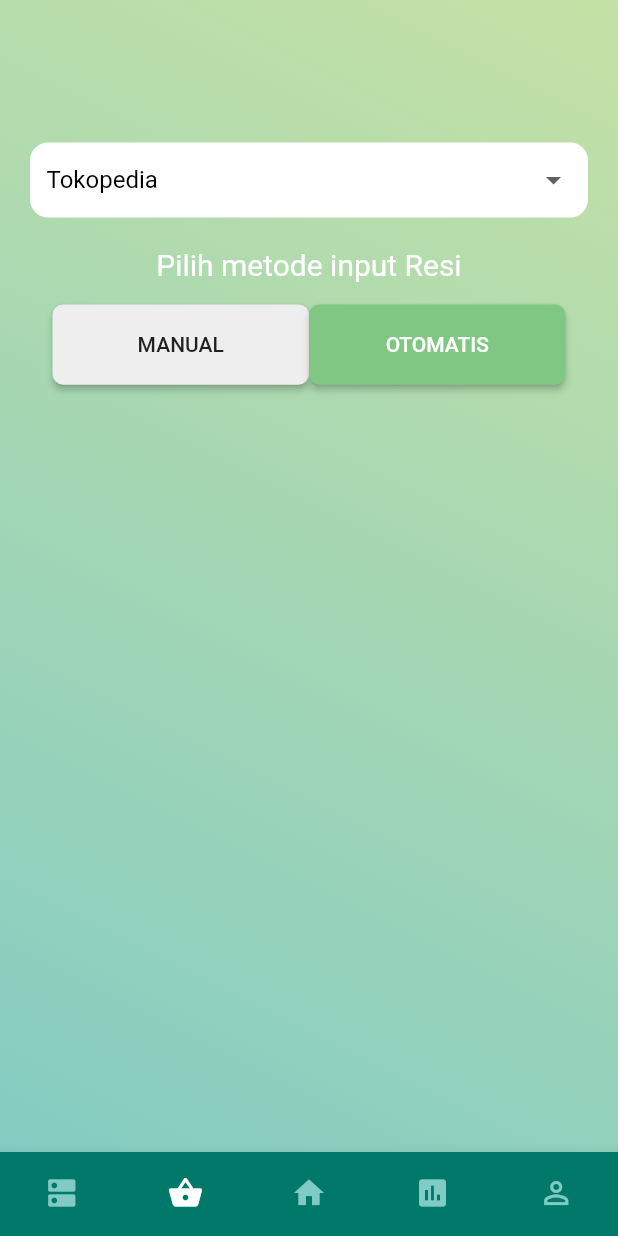
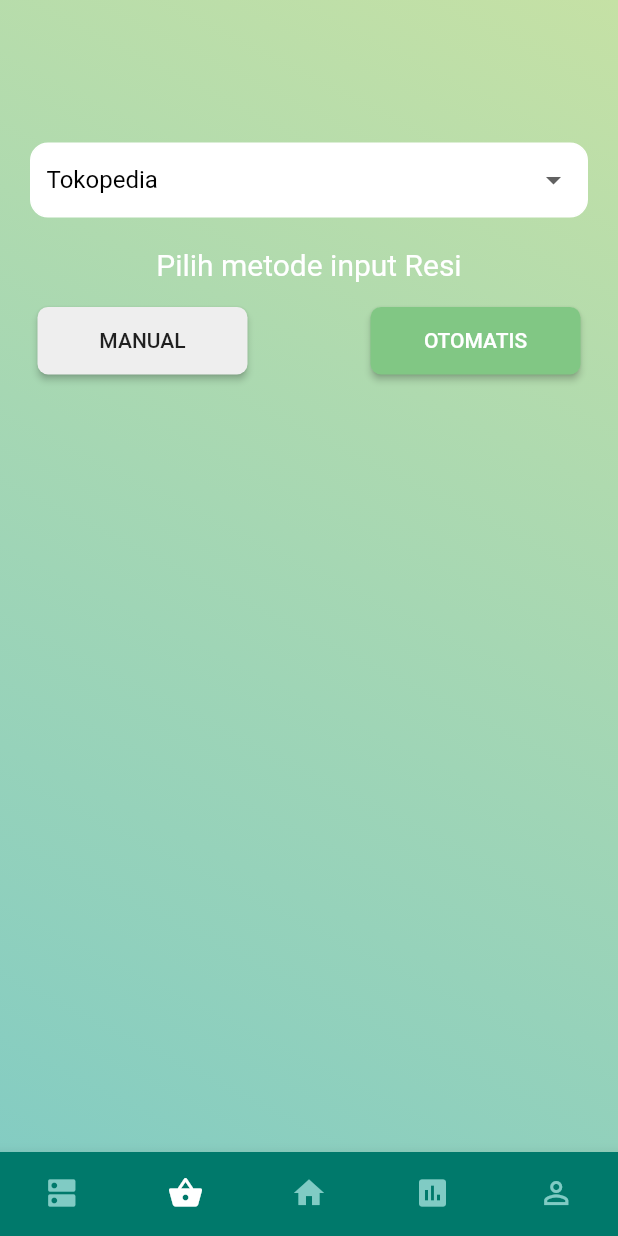
Before and after one commit to arifrachman1/syana, a Flutter app: the screen it shows after launch, item 2 of the bottom bar chosen, on a phone screen of 412 x 824 dp. Run offline on Flutter 3.47's test engine with Material 2 defaults, Android fonts, the phone set to English and light mode, and no system bars; our stand-ins replace fl_chart; missing offline and left inert: searchable_dropdown.

```diff
--- a/lib/SyanaInputresi.dart
+++ b/lib/SyanaInputresi.dart
@@ -86,18 +86,21 @@ class ResiState extends State<InputResi> {
                   ),
                 ),
                 Container(
-                  padding: EdgeInsets.only(left: 15, right: 15),
+                  // padding: EdgeInsets.only(left: 15, right: 15),
                   margin: EdgeInsets.only(top: 15),
                   child: Row(
-                    mainAxisAlignment: MainAxisAlignment.spaceEvenly,
                     children: <Widget>[
                       Expanded(
                         child: Container(
+                          padding: EdgeInsets.only(left: 5.0),
                           child: AspectRatio(
-                            aspectRatio: 16 / 5,
-                            child: ButtonTheme(
-                              // minWidth: 150,
-                              // height: 45,
+                            aspectRatio: 15 / 4,
+                            child: Row(
+                              mainAxisAlignment: MainAxisAlignment.start,
+                              children: <Widget>[
+                                ButtonTheme(
+                                  minWidth: 140,
+                                  height: 45,
                                   child: RaisedButton(
                                     child: Text(
                                       'MANUAL',
@@ -116,6 +119,8 @@ class ResiState extends State<InputResi> {
                                     },
                                   ),
                                 ),
+                              ],
+                            ),
                           ),
                         ),
                       ),
@@ -124,11 +129,15 @@ class ResiState extends State<InputResi> {
                       // ),
                       Expanded(
                         child: Container(
+                          padding: EdgeInsets.only(right: 5.0),
                           child: AspectRatio(
-                            aspectRatio: 16 / 5,
-                            child: ButtonTheme(
-                              // minWidth: 150,
-                              // height: 45,
+                            aspectRatio: 15 / 4,
+                            child: Row(
+                              mainAxisAlignment: MainAxisAlignment.end,
+                              children: <Widget>[
+                                ButtonTheme(
+                                  minWidth: 140,
+                                  height: 45,
                                   child: RaisedButton(
                                     child: Text(
                                       'OTOMATIS',
@@ -150,6 +159,8 @@ class ResiState extends State<InputResi> {
                                     },
                                   ),
                                 ),
+                              ],
+                            ),
                           ),
                         ),
                       ),
```
Lines whose indentation alone changed are shown as unchanged.
